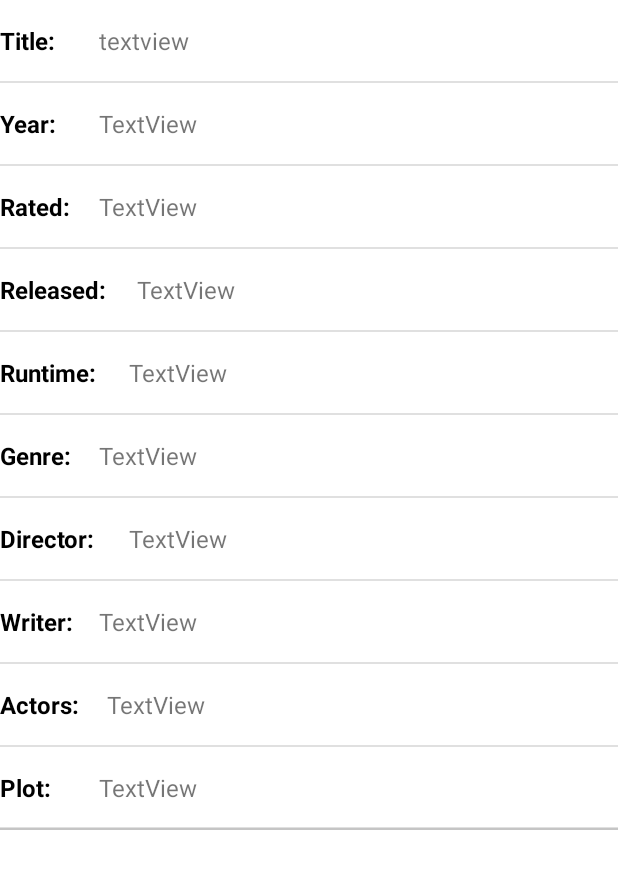
After one commit to ShayanAhsan/MovieDataBase, an Android app: the layout recyclerviewlayout.xml on its own in the app's theme, with its tools: preview values and no code run, on a phone screen of 412 x 824 dp. The commit adds this screen. Shown: the top 869 px of the screen. Run offline under Robolectric (Android 15) with nearby library versions, the phone set to English and light mode, and no system bars.

Commit message:
App Completed

```diff
--- a/app/src/main/java/com/example/moviedatabase/MainActivity.kt
+++ b/app/src/main/java/com/example/moviedatabase/MainActivity.kt
@@ -38,6 +38,9 @@ class MainActivity : AppCompatActivity() {
         }
         searchMoviesBtn.setOnClickListener {
             startActivity(Intent(this,SearchForMovies::class.java))
+        }
+        searchActorsBtn.setOnClickListener {
+            startActivity(Intent(this,SearchMoviesByActorName::class.java))
         }
 
     }
@@ -115,10 +118,7 @@ class MainActivity : AppCompatActivity() {
                 "Elijah Wood, Viggo Mortensen, Ian McKellen",
                 "Gandalf and Aragorn lead the World of Men against Sauron's army to draw his gaze from Frodo and Sam as they approach Mount Doom with the One Ring." ))
 
-
-        val data = database.moviesDAO().getMovies("Wood")
         Toast.makeText(this,"Movies Added to The DataBase",Toast.LENGTH_LONG).show()
-        Toast.makeText(this,data.toString(),Toast.LENGTH_LONG).show()
 
 
     }
--- /dev/null
+++ b/app/src/main/res/layout/recyclerviewlayout.xml
@@ -0,0 +1,330 @@
+<?xml version="1.0" encoding="utf-8"?>
+<androidx.constraintlayout.widget.ConstraintLayout xmlns:android="http://schemas.android.com/apk/res/android"
+    xmlns:app="http://schemas.android.com/apk/res-auto"
+    android:layout_width="match_parent"
+    android:layout_height="wrap_content">
+
+    <LinearLayout
+        android:layout_width="match_parent"
+        android:layout_height="wrap_content"
+        android:orientation="vertical"
+        app:layout_constraintBottom_toBottomOf="parent"
+        app:layout_constraintEnd_toEndOf="parent"
+        app:layout_constraintHorizontal_bias="1.0"
+        app:layout_constraintStart_toStartOf="parent"
+        app:layout_constraintTop_toTopOf="parent"
+        app:layout_constraintVertical_bias="0.0">
+
+        <LinearLayout
+            android:layout_width="match_parent"
+            android:layout_height="match_parent"
+            android:layout_marginTop="16dp"
+            android:orientation="horizontal">
+
+            <TextView
+                android:layout_width="50dp"
+                android:layout_height="wrap_content"
+                android:text="Title:"
+                android:textColor="@color/black"
+                android:textSize="16sp"
+                android:textStyle="bold" />
+
+            <TextView
+                android:id="@+id/tvSearchForActorTitle"
+                android:layout_width="wrap_content"
+                android:layout_height="wrap_content"
+                android:layout_marginStart="16dp"
+                android:layout_weight="1"
+                android:text="textview"
+                android:textSize="16sp" />
+        </LinearLayout>
+
+        <View
+            android:layout_width="match_parent"
+            android:layout_height="1dp"
+            android:layout_marginTop="16dp"
+            android:background="?android:attr/listDivider" />
+
+        <LinearLayout
+            android:layout_width="match_parent"
+            android:layout_height="match_parent"
+            android:layout_marginTop="16dp"
+            android:orientation="horizontal">
+
+            <TextView
+                android:layout_width="50dp"
+                android:layout_height="match_parent"
+                android:text="Year:"
+                android:textColor="@color/black"
+                android:textSize="16sp"
+                android:textStyle="bold" />
+
+            <TextView
+                android:id="@+id/tvSearchForActorYear"
+                android:layout_width="wrap_content"
+                android:layout_height="wrap_content"
+                android:layout_marginStart="16dp"
+                android:layout_weight="1"
+                android:text="TextView"
+                android:textSize="16sp" />
+        </LinearLayout>
+
+        <View
+            android:layout_width="match_parent"
+            android:layout_height="1dp"
+            android:layout_marginTop="16dp"
+            android:background="?android:attr/listDivider" />
+
+        <LinearLayout
+            android:layout_width="match_parent"
+            android:layout_height="match_parent"
+            android:layout_marginTop="16dp"
+            android:orientation="horizontal">
+
+            <TextView
+                android:layout_width="50dp"
+                android:layout_height="wrap_content"
+                android:text="Rated:"
+                android:textColor="@color/black"
+                android:textSize="16sp"
+                android:textStyle="bold" />
+
+            <TextView
+                android:id="@+id/tvSearchForActorRated"
+                android:layout_width="wrap_content"
+                android:layout_height="wrap_content"
+                android:layout_marginStart="16dp"
+                android:layout_weight="1"
+                android:text="TextView"
+                android:textSize="16sp" />
+        </LinearLayout>
+
+        <View
+            android:layout_width="match_parent"
+            android:layout_height="1dp"
+            android:layout_marginTop="16dp"
+            android:background="?android:attr/listDivider" />
+
+        <LinearLayout
+            android:layout_width="match_parent"
+            android:layout_height="match_parent"
+            android:layout_marginTop="16dp"
+            android:orientation="horizontal">
+
+            <TextView
+                android:layout_width="75dp"
+                android:layout_height="wrap_content"
+                android:text="Released:"
+                android:textColor="@color/black"
+                android:textSize="16sp"
+                android:textStyle="bold" />
+
+            <TextView
+                android:id="@+id/tvSearchForActorReleased"
+                android:layout_width="wrap_content"
+                android:layout_height="wrap_content"
+                android:layout_marginStart="16dp"
+                android:layout_weight="1"
+                android:text="TextView"
+                android:textSize="16sp" />
+        </LinearLayout>
+
+        <View
+            android:layout_width="match_parent"
+            android:layout_height="1dp"
+            android:layout_marginTop="16dp"
+            android:background="?android:attr/listDivider" />
+
+        <LinearLayout
+            android:layout_width="match_parent"
+            android:layout_height="match_parent"
+            android:layout_marginTop="16dp"
+            android:orientation="horizontal">
+
+            <TextView
+                android:layout_width="70dp"
+                android:layout_height="wrap_content"
+                android:text="Runtime:"
+                android:textColor="@color/black"
+                android:textSize="16sp"
+                android:textStyle="bold" />
+
+            <TextView
+                android:id="@+id/tvSearchForActorRuntime"
+                android:layout_width="wrap_content"
+                android:layout_height="wrap_content"
+                android:layout_marginStart="16dp"
+                android:layout_weight="1"
+                android:text="TextView"
+                android:textSize="16sp" />
+        </LinearLayout>
+
+        <View
+            android:layout_width="match_parent"
+            android:layout_height="1dp"
+            android:layout_marginTop="16dp"
+            android:background="?android:attr/listDivider" />
+
+        <LinearLayout
+            android:layout_width="match_parent"
+            android:layout_height="match_parent"
+            android:layout_marginTop="16dp"
+            android:orientation="horizontal">
+
+            <TextView
+                android:layout_width="50dp"
+                android:layout_height="wrap_content"
+                android:text="Genre:"
+                android:textColor="@color/black"
+                android:textSize="16sp"
+                android:textStyle="bold" />
+
+            <TextView
+                android:id="@+id/tvSearchForActorGenre"
+                android:layout_width="wrap_content"
+                android:layout_height="wrap_content"
+                android:layout_marginStart="16dp"
+                android:layout_weight="1"
+                android:text="TextView"
+                android:textSize="16sp" />
+        </LinearLayout>
+
+        <View
+            android:layout_width="match_parent"
+            android:layout_height="1dp"
+            android:layout_marginTop="16dp"
+            android:background="?android:attr/listDivider" />
+
+        <LinearLayout
+            android:layout_width="match_parent"
+            android:layout_height="match_parent"
+            android:layout_marginTop="16dp"
+            android:orientation="horizontal">
+
+            <TextView
+                android:layout_width="70dp"
+                android:layout_height="wrap_content"
+                android:text="Director:"
+                android:textColor="@color/black"
+                android:textSize="16sp"
+                android:textStyle="bold" />
+
+            <TextView
+                android:id="@+id/tvSearchForActorDirector"
+                android:layout_width="wrap_content"
+                android:layout_height="wrap_content"
+                android:layout_marginStart="16dp"
+                android:layout_weight="1"
+                android:text="TextView"
+                android:textSize="16sp" />
+        </LinearLayout>
+
+        <View
+            android:layout_width="match_parent"
+            android:layout_height="1dp"
+            android:layout_marginTop="16dp"
+            android:background="?android:attr/listDivider" />
+
+        <LinearLayout
+            android:layout_width="match_parent"
+            android:layout_height="match_parent"
+            android:layout_marginTop="16dp"
+            android:orientation="horizontal">
+
+            <TextView
+                android:layout_width="50dp"
+                android:layout_height="wrap_content"
+                android:text="Writer:"
+                android:textColor="@color/black"
+                android:textSize="16sp"
+                android:textStyle="bold" />
+
+            <TextView
+                android:id="@+id/tvSearchForActorWriter"
+                android:layout_width="wrap_content"
+                android:layout_height="wrap_content"
+                android:layout_marginStart="16dp"
+                android:layout_weight="1"
+                android:text="TextView"
+                android:textSize="16sp" />
+        </LinearLayout>
+
+        <View
+            android:layout_width="match_parent"
+            android:layout_height="1dp"
+            android:layout_marginTop="16dp"
+            android:background="?android:attr/listDivider" />
+
+        <LinearLayout
+            android:layout_width="match_parent"
+            android:layout_height="match_parent"
+            android:layout_marginTop="16dp"
+            android:orientation="horizontal">
+
+            <TextView
+                android:layout_width="55dp"
+                android:layout_height="wrap_content"
+                android:text="Actors:"
+                android:textColor="@color/black"
+                android:textSize="16sp"
+                android:textStyle="bold" />
+
+            <TextView
+                android:id="@+id/tvSearchForActorActors"
+                android:layout_width="wrap_content"
+                android:layout_height="wrap_content"
+                android:layout_marginStart="16dp"
+                android:layout_weight="1"
+                android:text="TextView"
+                android:textSize="16sp" />
+        </LinearLayout>
+
+        <View
+            android:layout_width="match_parent"
+            android:layout_height="1dp"
+            android:layout_marginTop="16dp"
+            android:background="?android:attr/listDivider" />
+
+        <LinearLayout
+            android:layout_width="match_parent"
+            android:layout_height="match_parent"
+            android:layout_marginTop="16dp"
+            android:orientation="horizontal">
+
+            <TextView
+                android:layout_width="50dp"
+                android:layout_height="wrap_content"
+                android:text="Plot:"
+                android:textColor="@color/black"
+                android:textSize="16sp"
+                android:textStyle="bold" />
+
+            <TextView
+                android:id="@+id/tvSearchForActorPlots"
+                android:layout_width="wrap_content"
+                android:layout_height="wrap_content"
+                android:layout_marginStart="16dp"
+                android:layout_weight="1"
+                android:text="TextView"
+                android:textSize="16sp" />
+        </LinearLayout>
+
+        <View
+            android:layout_width="match_parent"
+            android:layout_height="1dp"
+            android:layout_marginTop="16dp"
+            android:background="?android:attr/listDivider" />
+
+
+    </LinearLayout>
+
+    <View
+        android:id="@+id/divider"
+        android:layout_width="match_parent"
+        android:layout_height="2dp"
+        android:background="?android:attr/listDivider"
+        android:backgroundTint="@color/black"
+        app:layout_constraintBottom_toBottomOf="parent"
+        app:layout_constraintEnd_toEndOf="parent"
+        app:layout_constraintStart_toStartOf="parent" />
+</androidx.constraintlayout.widget.ConstraintLayout>
--- a/app/src/main/res/values/themes.xml
+++ b/app/src/main/res/values/themes.xml
@@ -10,6 +10,7 @@
         <item name="colorSecondaryVariant">@color/teal_700</item>
         <item name="colorOnSecondary">@color/black</item>
         <!-- Status bar color. -->
+
         <item name="android:statusBarColor" tools:targetApi="l">?attr/colorPrimaryVariant</item>
         <!-- Customize your theme here. -->
     </style>
```
Also changed, not shown: app/src/main/AndroidManifest.xml (+7 -1 lines), app/src/main/java/com/example/moviedatabase/AdapterForRecyclerView.kt (added, +50 -0 lines), app/src/main/java/com/example/moviedatabase/SearchForMovies.kt (+29 -9 lines), app/src/main/java/com/example/moviedatabase/SearchMoviesByActorName.kt (added, +75 -0 lines), app/src/main/res/layout/activity_search_movies_by_actor_name.xml (added, +90 -0 lines).
